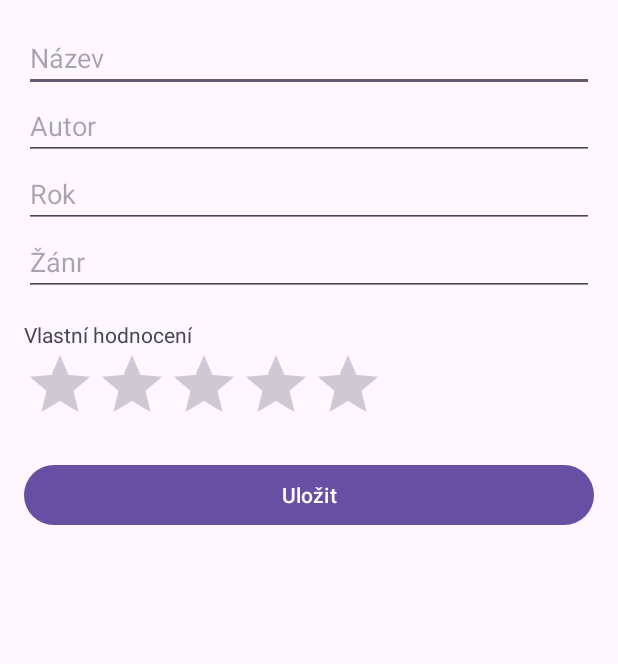
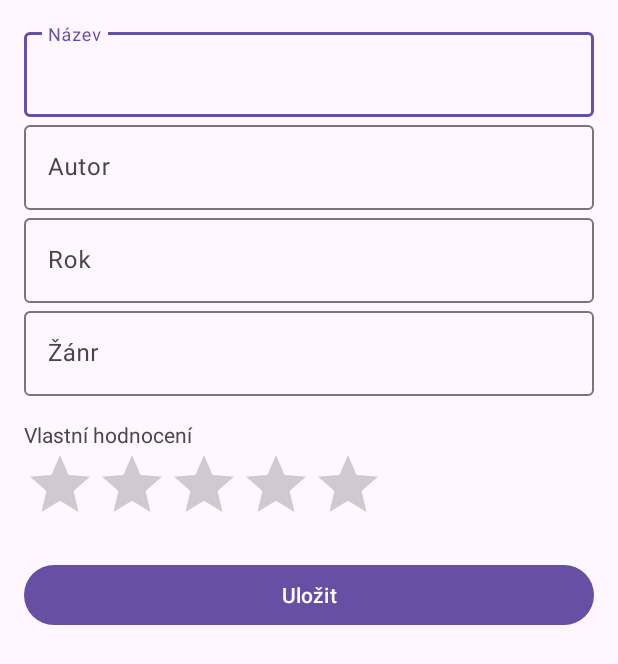
Before and after one commit to artenni4/UPCE-BMTA-PersonalLibrary, an Android app: the AddEditBookActivity screen opened directly, with no data from a screen before it, on a phone screen of 412 x 824 dp. Shown: the top 664 px of the screen. Run offline under Robolectric (Android 15) with nearby library versions, the phone set to English and light mode, and no system bars.

Commit message:
material design, undo, search

```diff
--- a/app/src/main/java/cz/upce/personallibrary/repository/BookRepository.kt
+++ b/app/src/main/java/cz/upce/personallibrary/repository/BookRepository.kt
@@ -7,7 +7,7 @@ import cz.upce.personallibrary.repository.dao.BookDao
 import cz.upce.personallibrary.repository.dao.DbBook
 
 class BookRepository(private val bookDao: BookDao) {
-    val allBooks: LiveData<List<Book>> = bookDao.getAllBooks().map {
+    fun searchBooks(searchQuery: String): LiveData<List<Book>> = bookDao.searchBooks(searchQuery).map {
         dbBookList -> dbBookList.map { it.toBook() }
     }
 
--- a/app/src/main/java/cz/upce/personallibrary/repository/dao/BookDao.kt
+++ b/app/src/main/java/cz/upce/personallibrary/repository/dao/BookDao.kt
@@ -18,6 +18,6 @@ interface BookDao {
     @Delete
     suspend fun delete(book: DbBook)
 
-    @Query("SELECT * FROM books")
-    fun getAllBooks(): LiveData<List<DbBook>>
+    @Query("SELECT * FROM books WHERE title LIKE :searchQuery OR author LIKE :searchQuery")
+    fun searchBooks(searchQuery: String): LiveData<List<DbBook>>
 }
--- a/app/src/main/res/layout/activity_add_edit_book.xml
+++ b/app/src/main/res/layout/activity_add_edit_book.xml
@@ -9,35 +9,55 @@
         android:layout_height="wrap_content"
         android:orientation="vertical">
 
-        <EditText
+        <com.google.android.material.textfield.TextInputLayout
+            android:layout_width="match_parent"
+            android:layout_height="match_parent">
+
+            <com.google.android.material.textfield.TextInputEditText
                 android:id="@+id/editTextTitle"
                 android:layout_width="match_parent"
                 android:layout_height="wrap_content"
                 android:hint="@string/book_title"
                 android:inputType="textCapWords"/>
+        </com.google.android.material.textfield.TextInputLayout>
 
-        <EditText
+        <com.google.android.material.textfield.TextInputLayout
+            android:layout_width="match_parent"
+            android:layout_height="match_parent">
+
+            <com.google.android.material.textfield.TextInputEditText
                 android:id="@+id/editTextAuthor"
                 android:layout_width="match_parent"
                 android:layout_height="wrap_content"
                 android:hint="@string/book_author"
                 android:inputType="textPersonName"/>
+        </com.google.android.material.textfield.TextInputLayout>
 
-        <EditText
+        <com.google.android.material.textfield.TextInputLayout
+            android:layout_width="match_parent"
+            android:layout_height="match_parent">
+
+            <com.google.android.material.textfield.TextInputEditText
                 android:id="@+id/editTextPublicationYear"
                 android:layout_width="match_parent"
                 android:layout_height="wrap_content"
                 android:hint="@string/publication_year"
                 android:inputType="number"/>
+        </com.google.android.material.textfield.TextInputLayout>
 
-        <EditText
+        <com.google.android.material.textfield.TextInputLayout
+            android:layout_width="match_parent"
+            android:layout_height="match_parent">
+
+            <com.google.android.material.textfield.TextInputEditText
                 android:id="@+id/editTextGenre"
                 android:layout_width="match_parent"
                 android:layout_height="wrap_content"
                 android:hint="@string/book_genre"
                 android:inputType="textCapWords"/>
+        </com.google.android.material.textfield.TextInputLayout>
 
-        <TextView
+        <com.google.android.material.textview.MaterialTextView
             android:layout_width="match_parent"
             android:layout_height="wrap_content"
             android:text="@string/personal_rating"
@@ -51,12 +71,12 @@
             android:numStars="5"
             android:stepSize="1.0"/>
 
-        <!-- Button to submit the changes -->
-        <Button
+        <com.google.android.material.button.MaterialButton
             android:id="@+id/buttonSave"
             android:layout_width="match_parent"
             android:layout_height="wrap_content"
             android:text="@string/save"
+            style="@style/Widget.Material3.Button"
             android:layout_marginTop="16dp"/>
     </LinearLayout>
 </ScrollView>
--- a/app/src/main/res/values-night/themes.xml
+++ b/app/src/main/res/values-night/themes.xml
@@ -1,6 +1,6 @@
 <resources xmlns:tools="http://schemas.android.com/tools">
     <!-- Base application theme. -->
-    <style name="Base.Theme.PersonalLibrary" parent="Theme.Material3.DayNight.NoActionBar">
+    <style name="Base.Theme.PersonalLibrary" parent="Theme.Material3.Dark.NoActionBar">
         <!-- Customize your dark theme here. -->
         <!-- <item name="colorPrimary">@color/my_dark_primary</item> -->
     </style>
--- /dev/null
+++ b/app/src/main/res/values/dimens.xml
@@ -0,0 +1,4 @@
+<?xml version="1.0" encoding="utf-8"?>
+<resources>
+    <dimen name="margin">8dp</dimen>
+</resources>
--- a/app/src/main/res/values/strings.xml
+++ b/app/src/main/res/values/strings.xml
@@ -1,5 +1,5 @@
 <resources>
-    <string name="app_name">PersonalLibrary</string>
+    <string name="app_name">Osobní knihovna</string>
     <string name="book_title">Název</string>
     <string name="book_author">Autor</string>
     <string name="publication_year">Rok</string>
@@ -10,4 +10,8 @@
     <string name="genre_is_required">Žánr je povinné pole</string>
     <string name="publication_year_is_required">Datum vydání je povinné pole</string>
     <string name="author_is_required">Autor je povinné pole</string>
+    <string name="book_deleted">Kniha byla odebrana z kolekce</string>
+    <string name="undo">Vrátit</string>
+    <string name="search">Hledat</string>
+    <string name="new_book">Nová kniha</string>
 </resources>
--- a/app/src/main/res/values/themes.xml
+++ b/app/src/main/res/values/themes.xml
@@ -1,6 +1,6 @@
 <resources xmlns:tools="http://schemas.android.com/tools">
     <!-- Base application theme. -->
-    <style name="Base.Theme.PersonalLibrary" parent="Theme.Material3.DayNight.NoActionBar">
+    <style name="Base.Theme.PersonalLibrary" parent="Theme.Material3.Light.NoActionBar">
         <!-- Customize your light theme here. -->
         <!-- <item name="colorPrimary">@color/my_light_primary</item> -->
     </style>
```
Also changed, not shown: app/src/main/java/cz/upce/personallibrary/view/BookCatalogueActivity.kt (+72 -13 lines), app/src/main/java/cz/upce/personallibrary/view/MarginItemDecorator.kt (added, +22 -0 lines), app/src/main/java/cz/upce/personallibrary/viewmodel/BookCatalogueViewModel.kt (+26 -13 lines), app/src/main/res/drawable/ic_search.xml (added, +9 -0 lines), app/src/main/res/layout/activity_book_catalogue.xml (+27 -4 lines), app/src/main/res/layout/book_catalogue_item.xml (+17 -8 lines), app/src/main/res/menu/search_menu.xml (added, +10 -0 lines). Lines whose indentation alone changed are shown as unchanged.
